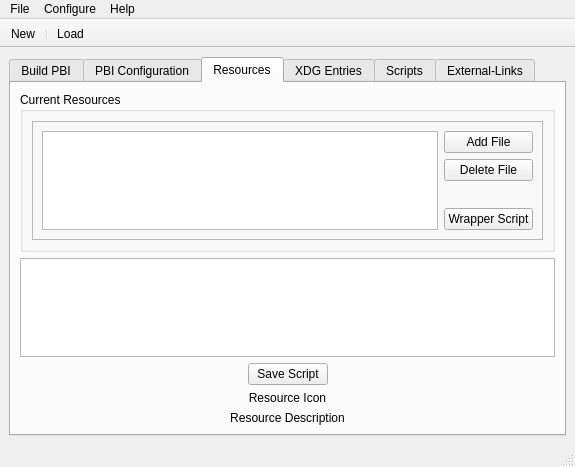
Old version of the form src-qt4/EasyPBI/mainGUI.ui in the repository trueos/pcbsd.
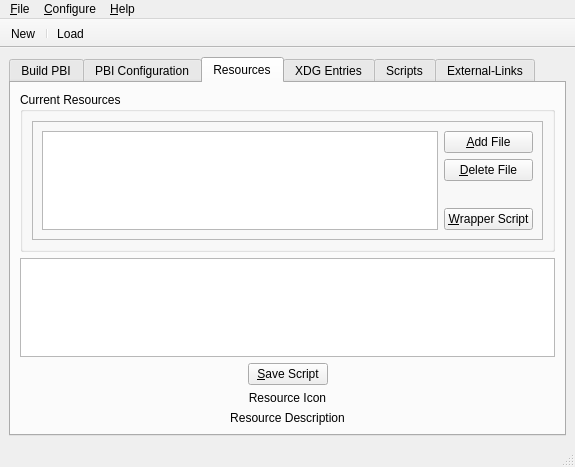
New version of the form. The open tabs and pages were chosen to show the change. Icons and pictures are not drawn.

Commit message: Updated EasyPBI gui to include accessibility shortcut keys and changed settings icon to use KDE oxygen theme icon

What changed in the file:
```diff
--- a/src-qt4/EasyPBI/mainGUI.ui
+++ b/src-qt4/EasyPBI/mainGUI.ui
@@ -857,7 +857,7 @@
                    <string>Copy an additional file into the PBI module</string>
                   </property>
                   <property name="text">
-                   <string>Add File</string>
+                   <string>&amp;Add File</string>
                   </property>
                   <property name="icon">
                    <iconset resource="EasyPBI.qrc">
@@ -871,7 +871,7 @@
                    <string>Delete the selected file from the PBI module</string>
                   </property>
                   <property name="text">
-                   <string>Delete File</string>
+                   <string>&amp;Delete File</string>
                   </property>
                   <property name="icon">
                    <iconset resource="EasyPBI.qrc">
@@ -898,7 +898,7 @@
                    <string>Create a custom wrapper script for a program binary</string>
                   </property>
                   <property name="text">
-                   <string>Wrapper Script</string>
+                   <string>&amp;Wrapper Script</string>
                   </property>
                   <property name="icon">
                    <iconset resource="EasyPBI.qrc">
@@ -950,7 +950,7 @@
                <string>Save the wrapper script</string>
               </property>
               <property name="text">
-               <string>Save Script</string>
+               <string>&amp;Save Script</string>
               </property>
               <property name="icon">
                <iconset>
@@ -1745,18 +1745,18 @@
      <x>0</x>
      <y>0</y>
      <width>575</width>
-     <height>20</height>
+     <height>21</height>
     </rect>
    </property>
    <widget class="QMenu" name="menuFile">
     <property name="title">
-     <string>File</string>
+     <string>&amp;File</string>
     </property>
     <addaction name="actionExit"/>
    </widget>
    <widget class="QMenu" name="menuEdit">
     <property name="title">
-     <string>Configure</string>
+     <string>&amp;Configure</string>
     </property>
     <addaction name="actionPreferences"/>
     <addaction name="separator"/>
@@ -1768,7 +1768,7 @@
      <bool>false</bool>
     </property>
     <property name="title">
-     <string>Help</string>
+     <string>&amp;Help</string>
     </property>
     <addaction name="actionAbout_EasyPBI"/>
     <addaction name="separator"/>
```
Left out of the diff: 44 changed lines with no effect on the pictures. The commit also changes 1 other file.
